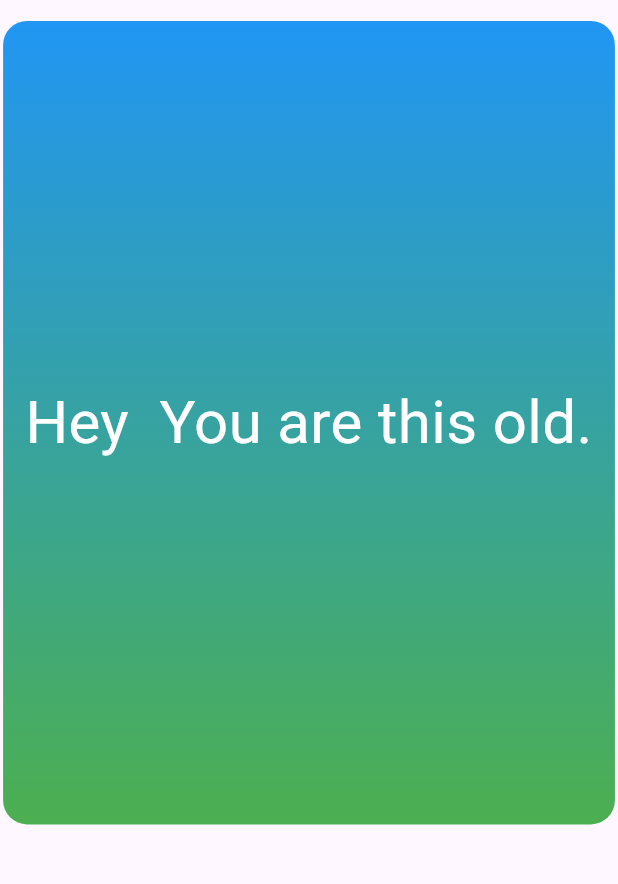
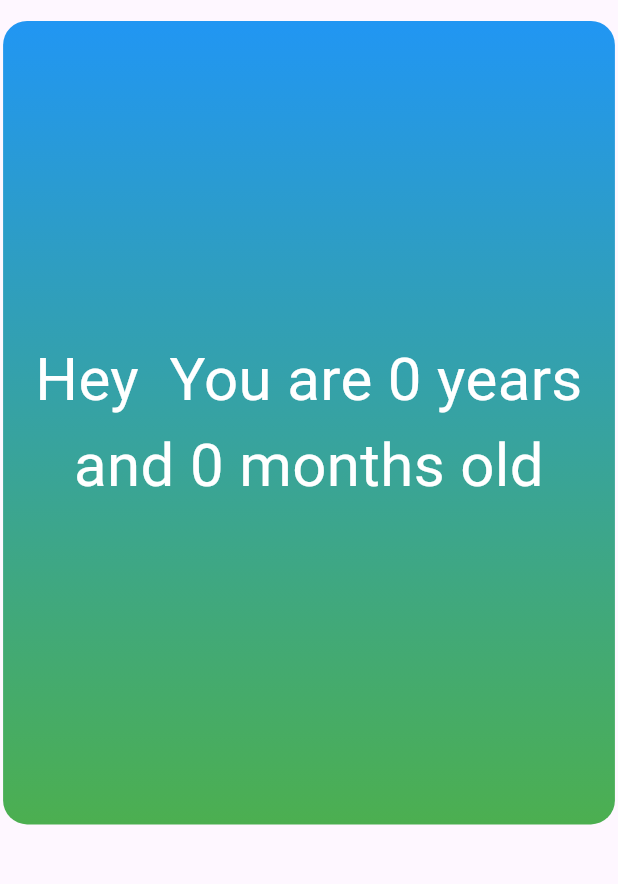
Before and after one commit to vachan-maker/bday-flutter, a Flutter app: the BirthdayPage screen opened directly with empty values, on a phone screen of 412 x 824 dp, the part 63-947 px from its top. Run offline on Flutter 3.47's test engine with Material 2 defaults, Android fonts, the phone set to English and light mode, and no system bars.

Commit message:
Print the age of the user on second screen

```diff
--- a/lib/secondpage.dart
+++ b/lib/secondpage.dart
@@ -2,14 +2,33 @@ import 'package:flutter/material.dart';
 
 class BirthdayPage extends StatelessWidget {
   final String nameOfUser;
-  final DateTime? dateOfUser;
+  final DateTime dateOfUser;
 
-  const BirthdayPage({
+  BirthdayPage({
     required this.nameOfUser,
     required this.dateOfUser,
   });
+
+  String calculateAge() {
+    DateTime now = DateTime.now();
+    int years = now.year - dateOfUser.year;
+    int months = now.month - dateOfUser.month;
+
+    if (now.day < dateOfUser.day) {
+      months--;
+    }
+
+    if (months < 0) {
+      years--;
+      months += 12;
+    }
+
+    return '$years years and $months months old';
+  }
+
   @override
   Widget build(BuildContext context) {
+    String age = calculateAge();
     return Scaffold(
       appBar: AppBar(
         title: Text('Birthday'),
@@ -35,7 +54,7 @@ class BirthdayPage extends StatelessWidget {
               height: MediaQuery.of(context).size.height * 0.65,
               child: Center(
                 child: Text(
-                  'Hey $nameOfUser You are this old.',
+                  'Hey $nameOfUser You are $age',
                   style: const TextStyle(
                     fontSize: 40,
                     color: Colors.white,
```
Also changed, not shown: lib/main.dart (+3 -9 lines).
